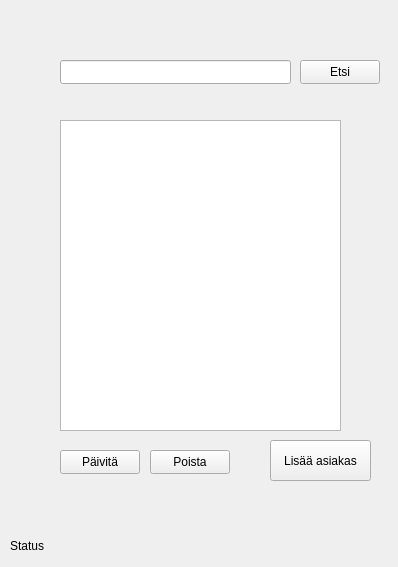
Before: the Qt Designer form mainwindow.ui in juhotuominen/CustomerManagerQT, drawn with Qt 5.
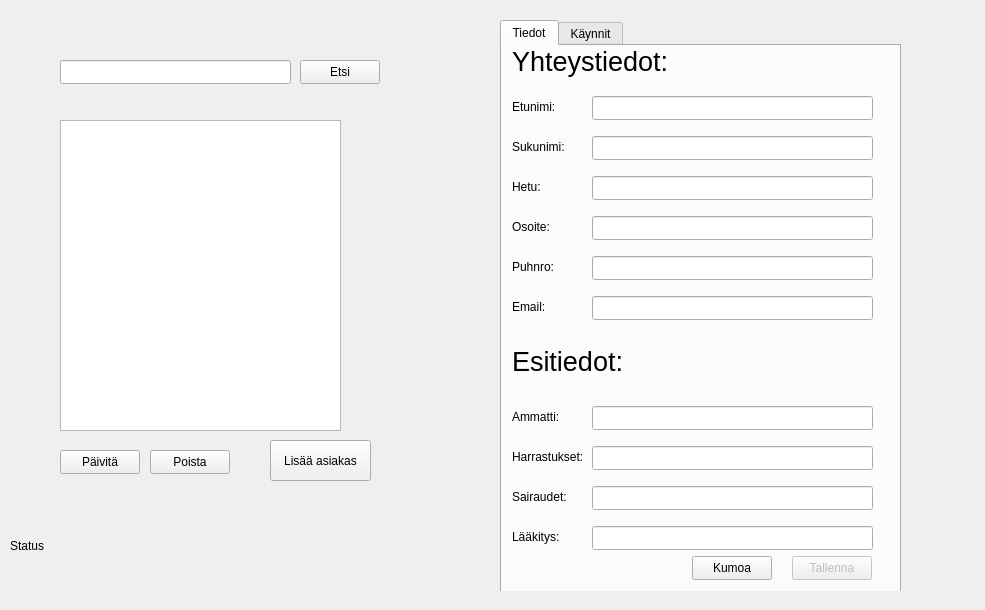
After: the same form once the commit is applied. The open tabs and pages were chosen to show the change.

The edit to the form file:
```diff
--- a/mainwindow.ui
+++ b/mainwindow.ui
@@ -6,8 +6,8 @@
    <rect>
     <x>0</x>
     <y>0</y>
-    <width>398</width>
-    <height>567</height>
+    <width>985</width>
+    <height>610</height>
    </rect>
   </property>
   <property name="windowTitle">
@@ -117,6 +117,648 @@
      <string>Lisää asiakas</string>
     </property>
    </widget>
+   <widget class="QStackedWidget" name="stackedWidget">
+    <property name="geometry">
+     <rect>
+      <x>410</x>
+      <y>10</y>
+      <width>561</width>
+      <height>581</height>
+     </rect>
+    </property>
+    <property name="currentIndex">
+     <number>0</number>
+    </property>
+    <widget class="QWidget" name="page"/>
+    <widget class="QWidget" name="customerinfo">
+     <widget class="QTabWidget" name="tabWidget">
+      <property name="geometry">
+       <rect>
+        <x>90</x>
+        <y>10</y>
+        <width>401</width>
+        <height>591</height>
+       </rect>
+      </property>
+      <property name="autoFillBackground">
+       <bool>false</bool>
+      </property>
+      <property name="currentIndex">
+       <number>0</number>
+      </property>
+      <property name="documentMode">
+       <bool>false</bool>
+      </property>
+      <property name="tabsClosable">
+       <bool>false</bool>
+      </property>
+      <widget class="QWidget" name="tab">
+       <attribute name="title">
+        <string>Tiedot</string>
+       </attribute>
+       <widget class="QLineEdit" name="lineEditMedication">
+        <property name="geometry">
+         <rect>
+          <x>90</x>
+          <y>480</y>
+          <width>281</width>
+          <height>24</height>
+         </rect>
+        </property>
+        <property name="font">
+         <font>
+          <pointsize>9</pointsize>
+         </font>
+        </property>
+       </widget>
+       <widget class="QLineEdit" name="lineEditEmail">
+        <property name="geometry">
+         <rect>
+          <x>90</x>
+          <y>250</y>
+          <width>281</width>
+          <height>24</height>
+         </rect>
+        </property>
+       </widget>
+       <widget class="QLineEdit" name="lineEditFirstname">
+        <property name="geometry">
+         <rect>
+          <x>90</x>
+          <y>50</y>
+          <width>281</width>
+          <height>24</height>
+         </rect>
+        </property>
+       </widget>
+       <widget class="QLabel" name="label_18">
+        <property name="geometry">
+         <rect>
+          <x>10</x>
+          <y>50</y>
+          <width>51</width>
+          <height>21</height>
+         </rect>
+        </property>
+        <property name="text">
+         <string>Etunimi:</string>
+        </property>
+       </widget>
+       <widget class="QLineEdit" name="lineEditAddress">
+        <property name="geometry">
+         <rect>
+          <x>90</x>
+          <y>170</y>
+          <width>281</width>
+          <height>24</height>
+         </rect>
+        </property>
+       </widget>
+       <widget class="QLabel" name="label_11">
+        <property name="geometry">
+         <rect>
+          <x>10</x>
+          <y>440</y>
+          <width>61</width>
+          <height>21</height>
+         </rect>
+        </property>
+        <property name="text">
+         <string>Sairaudet:</string>
+        </property>
+       </widget>
+       <widget class="QLabel" name="label_14">
+        <property name="geometry">
+         <rect>
+          <x>10</x>
+          <y>90</y>
+          <width>61</width>
+          <height>21</height>
+         </rect>
+        </property>
+        <property name="text">
+         <string>Sukunimi:</string>
+        </property>
+       </widget>
+       <widget class="QLabel" name="label_19">
+        <property name="geometry">
+         <rect>
+          <x>10</x>
+          <y>480</y>
+          <width>61</width>
+          <height>21</height>
+         </rect>
+        </property>
+        <property name="text">
+         <string>Lääkitys:</string>
+        </property>
+       </widget>
+       <widget class="QLabel" name="label_13">
+        <property name="geometry">
+         <rect>
+          <x>10</x>
+          <y>400</y>
+          <width>81</width>
+          <height>21</height>
+         </rect>
+        </property>
+        <property name="text">
+         <string>Harrastukset:</string>
+        </property>
+       </widget>
+       <widget class="QLineEdit" name="lineEditProfession">
+        <property name="geometry">
+         <rect>
+          <x>90</x>
+          <y>360</y>
+          <width>281</width>
+          <height>24</height>
+         </rect>
+        </property>
+       </widget>
+       <widget class="QLineEdit" name="lineEditSocialsecurity">
+        <property name="geometry">
+         <rect>
+          <x>90</x>
+          <y>130</y>
+          <width>281</width>
+          <height>24</height>
+         </rect>
+        </property>
+       </widget>
+       <widget class="QLabel" name="label">
+        <property name="geometry">
+         <rect>
+          <x>10</x>
+          <y>0</y>
+          <width>161</width>
+          <height>31</height>
+         </rect>
+        </property>
+        <property name="font">
+         <font>
+          <pointsize>20</pointsize>
+         </font>
+        </property>
+        <property name="text">
+         <string>Yhteystiedot:</string>
+        </property>
+       </widget>
+       <widget class="QLabel" name="label_12">
+        <property name="geometry">
+         <rect>
+          <x>10</x>
+          <y>130</y>
+          <width>41</width>
+          <height>21</height>
+         </rect>
+        </property>
+        <property name="text">
+         <string>Hetu:</string>
+        </property>
+       </widget>
+       <widget class="QLineEdit" name="lineEditLastname">
+        <property name="geometry">
+         <rect>
+          <x>90</x>
+          <y>90</y>
+          <width>281</width>
+          <height>24</height>
+         </rect>
+        </property>
+       </widget>
+       <widget class="QLineEdit" name="lineEditDiseases">
+        <property name="geometry">
+         <rect>
+          <x>90</x>
+          <y>440</y>
+          <width>281</width>
+          <height>24</height>
+         </rect>
+        </property>
+       </widget>
+       <widget class="QPushButton" name="saveButton">
+        <property name="enabled">
+         <bool>false</bool>
+        </property>
+        <property name="geometry">
+         <rect>
+          <x>290</x>
+          <y>510</y>
+          <width>80</width>
+          <height>24</height>
+         </rect>
+        </property>
+        <property name="text">
+         <string>Tallenna</string>
+        </property>
+       </widget>
+       <widget class="QLabel" name="label_17">
+        <property name="geometry">
+         <rect>
+          <x>10</x>
+          <y>170</y>
+          <width>41</width>
+          <height>21</height>
+         </rect>
+        </property>
+        <property name="text">
+         <string>Osoite:</string>
+        </property>
+       </widget>
+       <widget class="QLineEdit" name="lineEditPhone">
+        <property name="geometry">
+         <rect>
+          <x>90</x>
+          <y>210</y>
+          <width>281</width>
+          <height>24</height>
+         </rect>
+        </property>
+       </widget>
+       <widget class="QLabel" name="label_16">
+        <property name="geometry">
+         <rect>
+          <x>10</x>
+          <y>210</y>
+          <width>51</width>
+          <height>21</height>
+         </rect>
+        </property>
+        <property name="text">
+         <string>Puhnro:</string>
+        </property>
+       </widget>
+       <widget class="QPushButton" name="cancelButton">
+        <property name="geometry">
+         <rect>
+          <x>190</x>
+          <y>510</y>
+          <width>80</width>
+          <height>24</height>
+         </rect>
+        </property>
+        <property name="text">
+         <string>Kumoa</string>
+        </property>
+       </widget>
+       <widget class="QLineEdit" name="lineEditHobbies">
+        <property name="geometry">
+         <rect>
+          <x>90</x>
+          <y>400</y>
+          <width>281</width>
+          <height>24</height>
+         </rect>
+        </property>
+       </widget>
+       <widget class="QLabel" name="label_15">
+        <property name="geometry">
+         <rect>
+          <x>10</x>
+          <y>250</y>
+          <width>51</width>
+          <height>21</height>
+         </rect>
+        </property>
+        <property name="text">
+         <string>Email:</string>
+        </property>
+       </widget>
+       <widget class="QLabel" name="label_2">
+        <property name="geometry">
+         <rect>
+          <x>10</x>
+          <y>300</y>
+          <width>121</width>
+          <height>31</height>
+         </rect>
+        </property>
+        <property name="font">
+         <font>
+          <pointsize>20</pointsize>
+         </font>
+        </property>
+        <property name="text">
+         <string>Esitiedot:</string>
+        </property>
+       </widget>
+       <widget class="QLabel" name="label_20">
+        <property name="geometry">
+         <rect>
+          <x>10</x>
+          <y>360</y>
+          <width>61</width>
+          <height>21</height>
+         </rect>
+        </property>
+        <property name="text">
+         <string>Ammatti:</string>
+        </property>
+       </widget>
+      </widget>
+      <widget class="QWidget" name="tab_2">
+       <attribute name="title">
+        <string>Käynnit</string>
+       </attribute>
+       <widget class="QPushButton" name="addVisitButton">
+        <property name="geometry">
+         <rect>
+          <x>300</x>
+          <y>10</y>
+          <width>80</width>
+          <height>24</height>
+         </rect>
+        </property>
+        <property name="text">
+         <string>Lisää käynti</string>
+        </property>
+       </widget>
+       <widget class="QTextBrowser" name="textBrowser">
+        <property name="geometry">
+         <rect>
+          <x>10</x>
+          <y>10</y>
+          <width>281</width>
+          <height>441</height>
+         </rect>
+        </property>
+       </widget>
+       <widget class="QPushButton" name="refreshButton">
+        <property name="geometry">
+         <rect>
+          <x>300</x>
+          <y>50</y>
+          <width>80</width>
+          <height>24</height>
+         </rect>
+        </property>
+        <property name="text">
+         <string>Päivitä</string>
+        </property>
+       </widget>
+      </widget>
+     </widget>
+    </widget>
+    <widget class="QWidget" name="page_2">
+     <widget class="QLineEdit" name="lineEditFirstname_2">
+      <property name="geometry">
+       <rect>
+        <x>120</x>
+        <y>70</y>
+        <width>371</width>
+        <height>24</height>
+       </rect>
+      </property>
+     </widget>
+     <widget class="QLabel" name="label_5">
+      <property name="geometry">
+       <rect>
+        <x>40</x>
+        <y>220</y>
+        <width>49</width>
+        <height>21</height>
+       </rect>
+      </property>
+      <property name="text">
+       <string>Email</string>
+      </property>
+     </widget>
+     <widget class="QLabel" name="label_21">
+      <property name="geometry">
+       <rect>
+        <x>40</x>
+        <y>350</y>
+        <width>61</width>
+        <height>21</height>
+       </rect>
+      </property>
+      <property name="text">
+       <string>Lääkkeet</string>
+      </property>
+     </widget>
+     <widget class="QLabel" name="label_4">
+      <property name="geometry">
+       <rect>
+        <x>40</x>
+        <y>190</y>
+        <width>49</width>
+        <height>21</height>
+       </rect>
+      </property>
+      <property name="text">
+       <string>Puhnro</string>
+      </property>
+     </widget>
+     <widget class="QPushButton" name="btnCancel">
+      <property name="geometry">
+       <rect>
+        <x>320</x>
+        <y>450</y>
+        <width>80</width>
+        <height>24</height>
+       </rect>
+      </property>
+      <property name="text">
+       <string>Kumoa</string>
+      </property>
+     </widget>
+     <widget class="QLabel" name="label_8">
+      <property name="geometry">
+       <rect>
+        <x>40</x>
+        <y>160</y>
+        <width>49</width>
+        <height>21</height>
+       </rect>
+      </property>
+      <property name="text">
+       <string>Osoite</string>
+      </property>
+     </widget>
+     <widget class="QLabel" name="label_10">
+      <property name="geometry">
+       <rect>
+        <x>40</x>
+        <y>390</y>
+        <width>71</width>
+        <height>21</height>
+       </rect>
+      </property>
+      <property name="text">
+       <string>Harrastukset</string>
+      </property>
+     </widget>
+     <widget class="QLabel" name="label_3">
+      <property name="geometry">
+       <rect>
+        <x>40</x>
+        <y>100</y>
+        <width>61</width>
+        <height>21</height>
+       </rect>
+      </property>
+      <property name="text">
+       <string>Sukunimi</string>
+      </property>
+     </widget>
+     <widget class="QLabel" name="label_6">
+      <property name="geometry">
+       <rect>
+        <x>40</x>
+        <y>70</y>
+        <width>49</width>
+        <height>21</height>
+       </rect>
+      </property>
+      <property name="text">
+       <string>Etunimi</string>
+      </property>
+     </widget>
+     <widget class="QLabel" name="label_22">
+      <property name="geometry">
+       <rect>
+        <x>40</x>
+        <y>310</y>
+        <width>61</width>
+        <height>21</height>
+       </rect>
+      </property>
+      <property name="text">
+       <string>Sairaudet</string>
+      </property>
+     </widget>
+     <widget class="QLineEdit" name="lineEditDiseases_2">
+      <property name="geometry">
+       <rect>
+        <x>120</x>
+        <y>310</y>
+        <width>171</width>
+        <height>24</height>
+       </rect>
+      </property>
+     </widget>
+     <widget class="QLineEdit" name="lineEditMedication_2">
+      <property name="geometry">
+       <rect>
+        <x>120</x>
+        <y>350</y>
+        <width>171</width>
+        <height>24</height>
+       </rect>
+      </property>
+     </widget>
+     <widget class="QLineEdit" name="lineEditSocialsecurity_2">
+      <property name="geometry">
+       <rect>
+        <x>120</x>
+        <y>130</y>
+        <width>371</width>
+        <height>24</height>
+       </rect>
+      </property>
+     </widget>
+     <widget class="QLabel" name="label_7">
+      <property name="geometry">
+       <rect>
+        <x>40</x>
+        <y>130</y>
+        <width>49</width>
+        <height>21</height>
+       </rect>
+      </property>
+      <property name="text">
+       <string>Hetu</string>
+      </property>
+     </widget>
+     <widget class="QPushButton" name="btnSave">
+      <property name="geometry">
+       <rect>
+        <x>420</x>
+        <y>450</y>
+        <width>80</width>
+        <height>24</height>
+       </rect>
+      </property>
+      <property name="text">
+       <string>Tallenna</string>
+      </property>
+     </widget>
+     <widget class="QLineEdit" name="lineEditHobbies_2">
+      <property name="geometry">
+       <rect>
+        <x>120</x>
+        <y>390</y>
+        <width>171</width>
+        <height>24</height>
+       </rect>
+      </property>
+     </widget>
+     <widget class="QLineEdit" name="lineEditProfession_2">
+      <property name="geometry">
+       <rect>
+        <x>120</x>
+        <y>270</y>
+        <width>171</width>
+        <height>24</height>
+       </rect>
+      </property>
+     </widget>
+     <widget class="QLabel" name="label_9">
+      <property name="geometry">
+       <rect>
+        <x>40</x>
+        <y>270</y>
+        <width>61</width>
+        <height>21</height>
+       </rect>
+      </property>
+      <property name="text">
+       <string>Ammatti</string>
+      </property>
+     </widget>
+     <widget class="QLineEdit" name="lineEditPhone_2">
+      <property name="geometry">
+       <rect>
+        <x>120</x>
+        <y>190</y>
+        <width>371</width>
+        <height>24</height>
+       </rect>
+      </property>
+     </widget>
+     <widget class="QLineEdit" name="lineEditEmail_2">
+      <property name="geometry">
+       <rect>
+        <x>120</x>
+        <y>220</y>
+        <width>371</width>
+        <height>24</height>
+       </rect>
+      </property>
+     </widget>
+     <widget class="QLineEdit" name="lineEditLastname_2">
+      <property name="geometry">
+       <rect>
+        <x>120</x>
+        <y>100</y>
+        <width>371</width>
+        <height>24</height>
+       </rect>
+      </property>
+     </widget>
+     <widget class="QLineEdit" name="lineEditAddress_2">
+      <property name="geometry">
+       <rect>
+        <x>120</x>
+        <y>160</y>
+        <width>371</width>
+        <height>24</height>
+       </rect>
+      </property>
+     </widget>
+    </widget>
+   </widget>
   </widget>
  </widget>
  <resources/>
```
